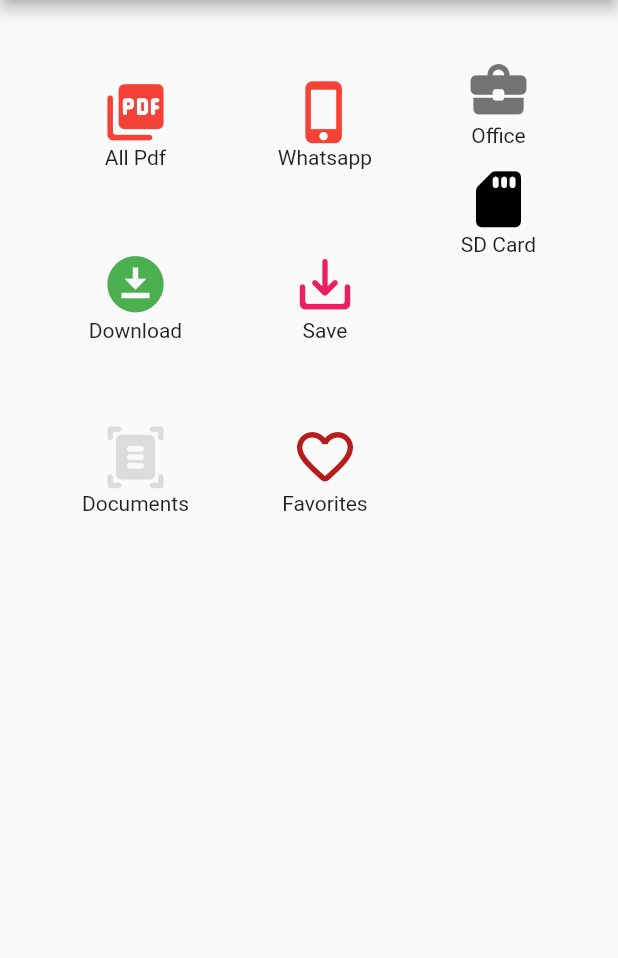
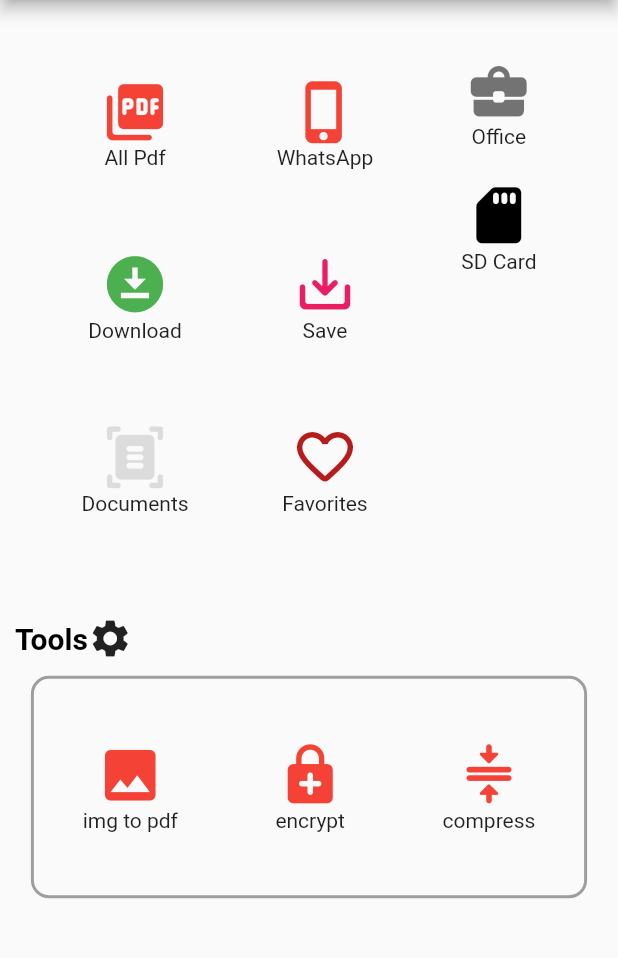
Before and after one commit to codersachin26/flutter_pdf_manager, a Flutter app: the screen it shows after launch, on a phone screen of 412 x 824 dp, the part 84-1042 px from its top. Run offline on Flutter 3.47's test engine with Material 2 defaults, Android fonts, the phone set to English and light mode, and no system bars.

Commit message:
code tools UI widgets

```diff
--- a/lib/screens/home_screen.dart
+++ b/lib/screens/home_screen.dart
@@ -1,93 +1,31 @@
 import 'package:flutter/material.dart';
-import 'package:pdf_manager/widgets/card_container.dart';
+import 'package:pdf_manager/widgets/dirs_container.dart';
+import 'package:pdf_manager/widgets/pdf_tools_container.dart';
 
 class HomeScreen extends StatelessWidget {
   @override
   Widget build(BuildContext context) {
-    return Scaffold(
+    return SafeArea(
+      child: Scaffold(
           appBar: AppBar(
             title: Text("Pdf Manager"),
             backgroundColor: Colors.red,
           ),
-        body: DirsContainer());
+          body: HomePage()),
+    );
   }
 }
 
-// dir cards conatiner
-class DirsContainer extends StatelessWidget {
+class HomePage extends StatelessWidget {
   @override
   Widget build(BuildContext context) {
     return Container(
-      height: MediaQuery.of(context).size.height * .48,
-      width: MediaQuery.of(context).size.width,
-      child: Padding(
-        padding: const EdgeInsets.all(25.0),
-        child: Row(
-          mainAxisAlignment: MainAxisAlignment.spaceAround,
+      child: Column(
         children: <Widget>[
-            Column(
-              mainAxisAlignment: MainAxisAlignment.spaceAround,
-              children: [
-                CardConatainer(
-                  iconData: Icons.picture_as_pdf_rounded,
-                  name: "All Pdf",
-                  color: Colors.red,
-                ),
-                CardConatainer(
-                  iconData: Icons.download_for_offline,
-                  name: "Download",
-                  color: Colors.green,
-                ),
-                CardConatainer(
-                  iconData: Icons.document_scanner_rounded,
-                  name: "Documents",
-                  color: Colors.black12,
-                )
+          DirsContainer(),
+          SizedBox(height: 5),
+          PdfToolsContainer()
         ],
-            ),
-            Column(
-              mainAxisAlignment: MainAxisAlignment.spaceAround,
-              children: <Widget>[
-                CardConatainer(
-                  iconData: Icons.phone_iphone,
-                  name: "Whatsapp",
-                  color: Colors.red,
-                ),
-                CardConatainer(
-                  iconData: Icons.save_alt_rounded,
-                  name: "Save",
-                  color: Colors.pink,
-                ),
-                CardConatainer(
-                  iconData: Icons.favorite_border_rounded,
-                  name: "Favorites",
-                  color: Colors.red[900],
-                )
-              ],
-            ),
-            Column(
-              mainAxisAlignment: MainAxisAlignment.start,
-              children: <Widget>[
-                Padding(
-                  padding: const EdgeInsets.only(top: 12.0),
-                  child: CardConatainer(
-                    iconData: Icons.business_center_rounded,
-                    name: "Office",
-                    color: Colors.black54,
-                  ),
-                ),
-                Padding(
-                  padding: const EdgeInsets.only(top: 12.0),
-                  child: CardConatainer(
-                    iconData: Icons.sd_card_rounded,
-                    name: "SD Card",
-                    color: Colors.black,
-                  ),
-                ),
-              ],
-            )
-          ],
-        ),
       ),
     );
   }
--- a/lib/widgets/card_container.dart
+++ b/lib/widgets/card_container.dart
@@ -1,16 +1,16 @@
 import 'package:flutter/material.dart';
 import 'package:pdf_manager/screens/pdf_list_screen.dart';
 
-class CardConatainer extends StatelessWidget {
+class CardContainer extends StatelessWidget {
   final IconData iconData;
   final String name;
-  final Color? color;
+  final Color? iconColor;
 
-  const CardConatainer(
+  const CardContainer(
       {Key? key,
       required this.iconData,
       required this.name,
-      required this.color})
+      required this.iconColor})
       : super(key: key);
   @override
   Widget build(BuildContext context) {
@@ -19,7 +19,7 @@ class CardConatainer extends StatelessWidget {
           child: Column(
         mainAxisAlignment: MainAxisAlignment.center,
         children: <Widget>[
-          Icon(iconData, color: color, size: 45.0),
+          Icon(iconData, color: iconColor, size: 45.0),
           Text(name)
         ],
       )),
--- /dev/null
+++ b/lib/widgets/container_header.dart
@@ -0,0 +1,30 @@
+import 'package:flutter/material.dart';
+
+class ContainerHeader extends StatelessWidget {
+  final String name;
+  final IconData iconData;
+  const ContainerHeader({Key? key, required this.iconData, required this.name})
+      : super(key: key);
+
+  @override
+  Widget build(BuildContext context) {
+    return Padding(
+        padding: const EdgeInsets.all(10.0),
+        child: Container(
+          child: Row(
+            children: <Widget>[
+              Text("Tools",
+                  style: TextStyle(
+                      color: Colors.black,
+                      fontSize: 20,
+                      fontWeight: FontWeight.bold)),
+              Icon(
+                iconData,
+                color: Colors.black87,
+                size: 30,
+              )
+            ],
+          ),
+        ));
+  }
+}
--- /dev/null
+++ b/lib/widgets/dirs_container.dart
@@ -0,0 +1,82 @@
+import 'package:flutter/material.dart';
+import 'package:pdf_manager/widgets/card_container.dart';
+
+// dir cards container
+class DirsContainer extends StatelessWidget {
+  @override
+  Widget build(BuildContext context) {
+    return Container(
+      height: MediaQuery.of(context).size.height * .48,
+      width: MediaQuery.of(context).size.width,
+      child: Padding(
+        padding: const EdgeInsets.all(25.0),
+        child: Row(
+          mainAxisAlignment: MainAxisAlignment.spaceAround,
+          children: <Widget>[
+            Column(
+              mainAxisAlignment: MainAxisAlignment.spaceAround,
+              children: [
+                CardContainer(
+                  iconData: Icons.picture_as_pdf_rounded,
+                  name: "All Pdf",
+                  iconColor: Colors.red,
+                ),
+                CardContainer(
+                  iconData: Icons.download_for_offline,
+                  name: "Download",
+                  iconColor: Colors.green,
+                ),
+                CardContainer(
+                  iconData: Icons.document_scanner_rounded,
+                  name: "Documents",
+                  iconColor: Colors.black12,
+                )
+              ],
+            ),
+            Column(
+              mainAxisAlignment: MainAxisAlignment.spaceAround,
+              children: <Widget>[
+                CardContainer(
+                  iconData: Icons.phone_iphone,
+                  name: "WhatsApp",
+                  iconColor: Colors.red,
+                ),
+                CardContainer(
+                  iconData: Icons.save_alt_rounded,
+                  name: "Save",
+                  iconColor: Colors.pink,
+                ),
+                CardContainer(
+                  iconData: Icons.favorite_border_rounded,
+                  name: "Favorites",
+                  iconColor: Colors.red[900],
+                )
+              ],
+            ),
+            Column(
+              mainAxisAlignment: MainAxisAlignment.start,
+              children: <Widget>[
+                Padding(
+                  padding: const EdgeInsets.only(top: 13.0),
+                  child: CardContainer(
+                    iconData: Icons.business_center_rounded,
+                    name: "Office",
+                    iconColor: Colors.black54,
+                  ),
+                ),
+                Padding(
+                  padding: const EdgeInsets.only(top: 22.0),
+                  child: CardContainer(
+                    iconData: Icons.sd_card_rounded,
+                    name: "SD Card",
+                    iconColor: Colors.black,
+                  ),
+                ),
+              ],
+            ),
+          ],
+        ),
+      ),
+    );
+  }
+}
--- /dev/null
+++ b/lib/widgets/pdf_tools_container.dart
@@ -0,0 +1,16 @@
+import 'package:flutter/material.dart';
+import 'package:pdf_manager/widgets/container_header.dart';
+import 'package:pdf_manager/widgets/tools_container.dart';
+
+class PdfToolsContainer extends StatelessWidget {
+  @override
+  Widget build(BuildContext context) {
+    return Container(
+        child: Column(
+      children: <Widget>[
+        ContainerHeader(name: "Tools", iconData: Icons.settings),
+        ToolsContainer()
+      ],
+    ));
+  }
+}
--- /dev/null
+++ b/lib/widgets/tools_container.dart
@@ -0,0 +1,37 @@
+import 'package:flutter/material.dart';
+import 'package:pdf_manager/widgets/card_container.dart';
+
+class ToolsContainer extends StatelessWidget {
+  @override
+  Widget build(BuildContext context) {
+    return Container(
+      width: MediaQuery.of(context).size.width * .90,
+      height: MediaQuery.of(context).size.height * .18,
+      decoration: BoxDecoration(
+          border: Border.all(color: Colors.grey, width: 2.0),
+          borderRadius: BorderRadius.circular(12.0)),
+      child: Column(
+        mainAxisAlignment: MainAxisAlignment.spaceAround,
+        children: <Widget>[
+          Row(
+            mainAxisAlignment: MainAxisAlignment.spaceAround,
+            children: <Widget>[
+              CardContainer(
+                  iconData: Icons.image,
+                  name: "img to pdf",
+                  iconColor: Colors.red),
+              CardContainer(
+                  iconData: Icons.enhanced_encryption_rounded,
+                  name: "encrypt",
+                  iconColor: Colors.red),
+              CardContainer(
+                  iconData: Icons.compress_rounded,
+                  name: "compress",
+                  iconColor: Colors.red)
+            ],
+          )
+        ],
+      ),
+    );
+  }
+}
```
Lines whose indentation alone changed are shown as unchanged.
